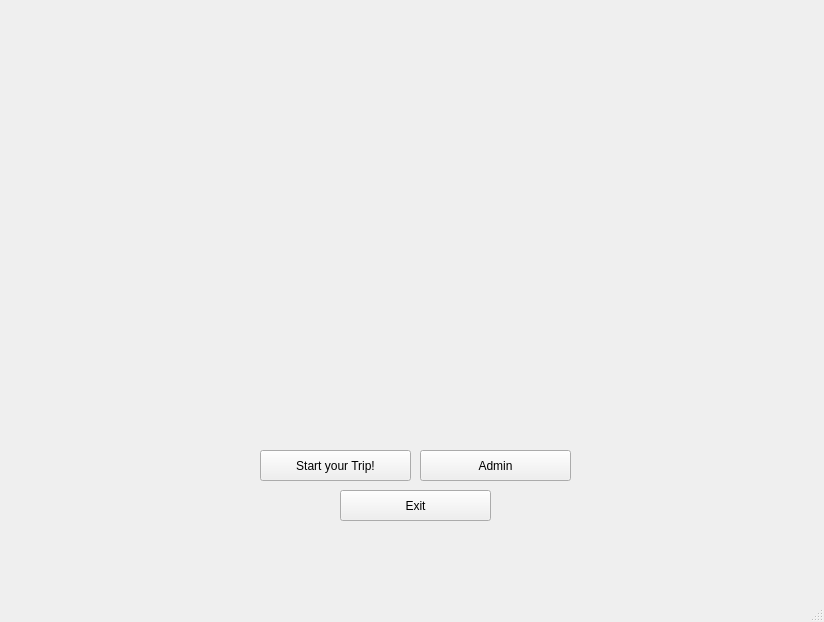
Old version of the form CS8project2/mainwindow.ui in the repository pradakev/CS8GroupProject2.
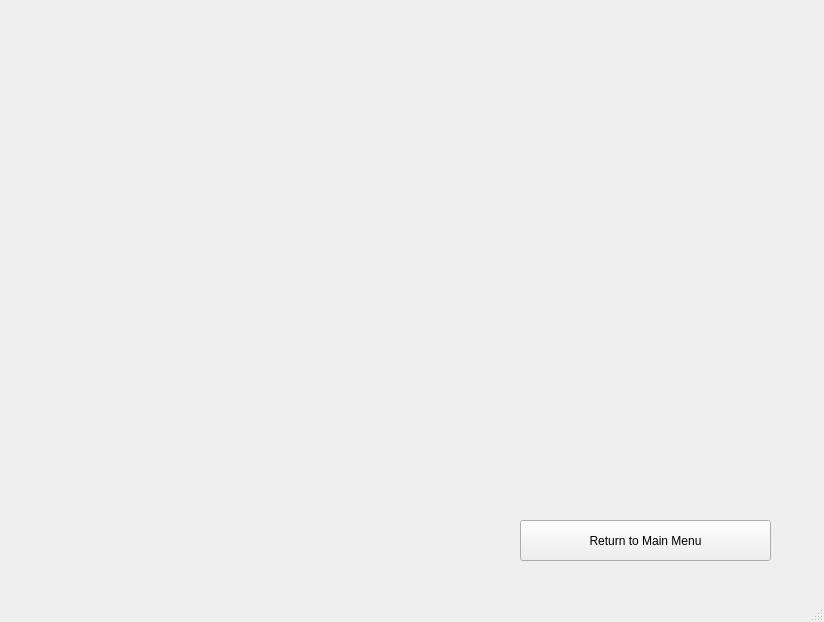
New version of the form. The open tabs and pages were chosen to show the change. Icons and pictures are not drawn.

```diff
--- a/CS8project2/mainwindow.ui
+++ b/CS8project2/mainwindow.ui
@@ -474,6 +474,21 @@
       </property>
      </widget>
     </widget>
+    <widget class="QWidget" name="stadiuminfotable">
+     <widget class="QPushButton" name="gobacktomainpage">
+      <property name="geometry">
+       <rect>
+        <x>510</x>
+        <y>520</y>
+        <width>251</width>
+        <height>41</height>
+       </rect>
+      </property>
+      <property name="text">
+       <string>Return to Main Menu</string>
+      </property>
+     </widget>
+    </widget>
    </widget>
   </widget>
   <widget class="QMenuBar" name="menubar">
```
Left out of the diff: 13 changed lines with no effect on the pictures.
